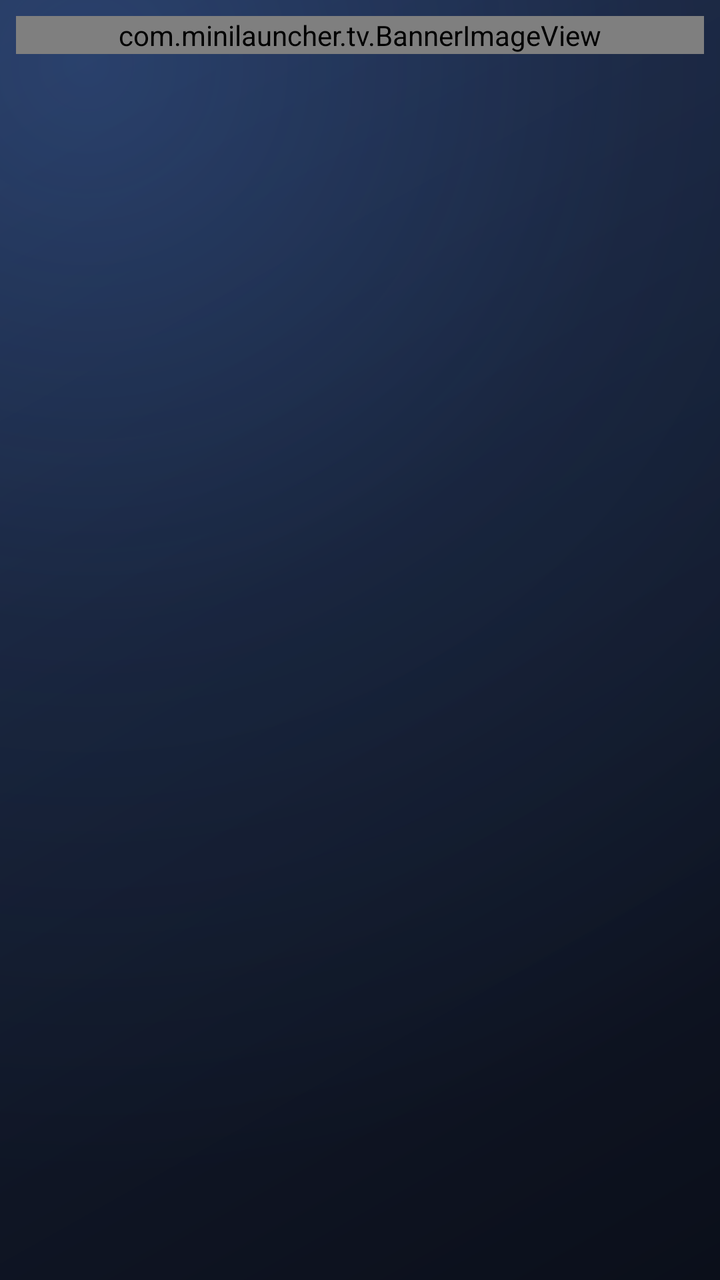
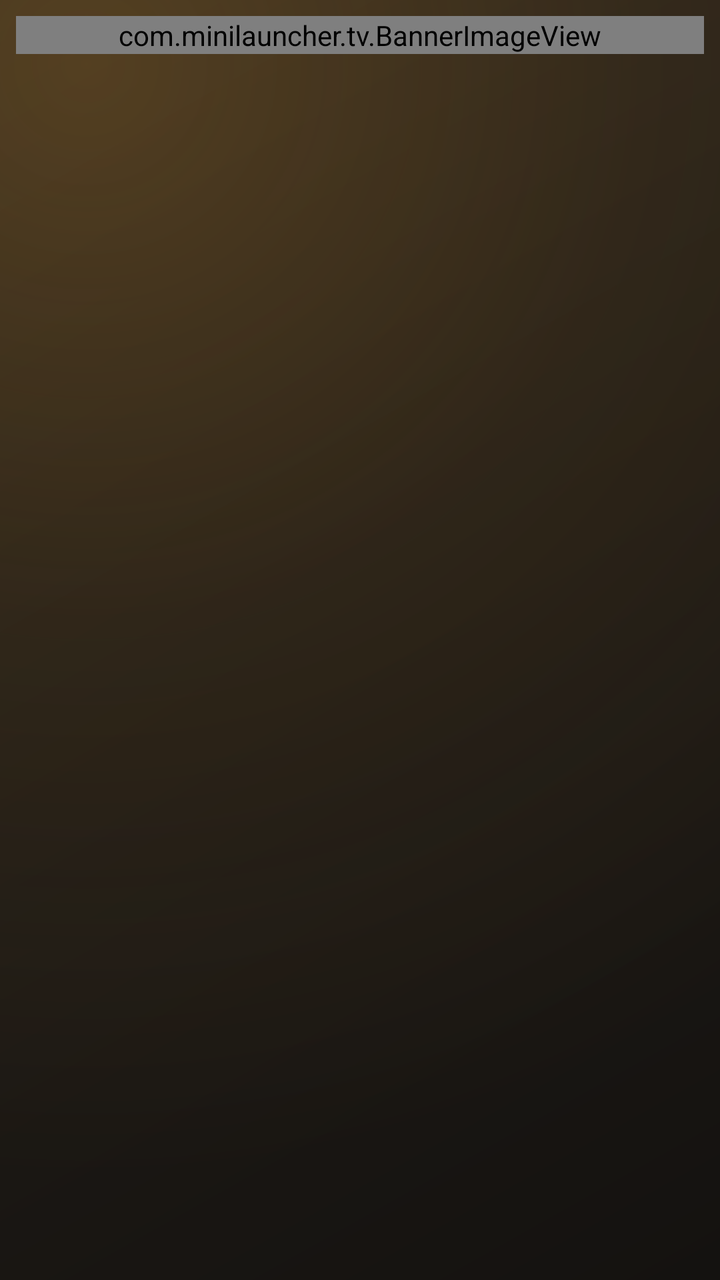

Screens rendered from an Android XML layout before and after an edit, with the pre-edit source and the edit as a unified diff.
<!-- AndroidManifest.xml: application theme Theme.MiniLauncher -->
<!-- res/layout/item_app.xml -->
<?xml version="1.0" encoding="utf-8"?>
<LinearLayout xmlns:android="http://schemas.android.com/apk/res/android"
    android:layout_width="match_parent"
    android:layout_height="wrap_content"
    android:clickable="true"
    android:clipChildren="false"
    android:clipToPadding="false"
    android:focusable="true"
    android:orientation="vertical"
    android:padding="8dp">

    
    <FrameLayout
        android:id="@+id/card"
        android:layout_width="match_parent"
        android:layout_height="wrap_content"
        android:background="@drawable/card_bg"
        android:duplicateParentState="true"
        android:foreground="@drawable/card_focus">

        <com.minilauncher.tv.BannerImageView
            android:id="@+id/banner"
            android:layout_width="match_parent"
            android:layout_height="wrap_content"
            android:scaleType="centerCrop" />

        
        <LinearLayout
            android:id="@+id/progress"
            android:layout_width="match_parent"
            android:layout_height="4dp"
            android:layout_gravity="bottom"
            android:background="#66000000"
            android:orientation="horizontal"
            android:visibility="gone">

            <View
                android:id="@+id/progress_fill"
                android:layout_width="0dp"
                android:layout_height="match_parent"
                android:layout_weight="0"
                android:background="@drawable/progress_fill" />

            <View
                android:layout_width="0dp"
                android:layout_height="match_parent"
                android:layout_weight="1" />
        </LinearLayout>
    </FrameLayout>

    <TextView
        android:id="@+id/label"
        android:layout_width="match_parent"
        android:layout_height="wrap_content"
        android:layout_marginTop="8dp"
        android:ellipsize="end"
        android:fontFamily="sans-serif-medium"
        android:gravity="center_horizontal"
        android:paddingLeft="2dp"
        android:paddingRight="2dp"
        android:singleLine="true"
        android:textColor="@color/text_secondary"
        android:textSize="13sp" />

    <TextView
        android:id="@+id/sublabel"
        android:layout_width="match_parent"
        android:layout_height="wrap_content"
        android:layout_marginTop="1dp"
        android:ellipsize="end"
        android:gravity="center_horizontal"
        android:singleLine="true"
        android:textColor="@color/text_secondary"
        android:textSize="11sp"
        android:visibility="gone" />
</LinearLayout>
<!-- resources referenced by this layout -->
<resources>
  <color name="text_secondary">#8F99AF</color>
  <!-- drawable card_bg (drawable) -->
  <?xml version="1.0" encoding="utf-8"?>
  <shape xmlns:android="http://schemas.android.com/apk/res/android">
      <solid android:color="@color/card" />
      <corners android:radius="@dimen/card_radius" />
  </shape>
  <!-- drawable card_focus (drawable) -->
  <?xml version="1.0" encoding="utf-8"?>
  <selector xmlns:android="http://schemas.android.com/apk/res/android">
      <item android:state_focused="true">
          <layer-list>
              <item>
                  <shape>
                      <stroke android:width="7dp" android:color="#1FFFFFFF" />
                      <corners android:radius="@dimen/card_radius" />
                  </shape>
              </item>
              <item>
                  <shape>
                      <stroke android:width="5dp" android:color="#38FFFFFF" />
                      <corners android:radius="@dimen/card_radius" />
                  </shape>
              </item>
              <item>
                  <shape>
                      <stroke android:width="3dp" android:color="@color/focus_stroke" />
                      <corners android:radius="@dimen/card_radius" />
                  </shape>
              </item>
          </layer-list>
      </item>
      <item>
          <shape>
              <solid android:color="@android:color/transparent" />
          </shape>
      </item>
  </selector>
  <!-- drawable progress_fill (drawable) -->
  <?xml version="1.0" encoding="utf-8"?>
  <shape xmlns:android="http://schemas.android.com/apk/res/android">
      <solid android:color="@color/accent" />
      <corners android:radius="2dp" />
  </shape>
  <style name="Theme.MiniLauncher" parent="android:Theme.Material.NoActionBar">
          <item name="android:windowBackground">@drawable/bg_window</item>
          <item name="android:windowContentOverlay">@null</item>
          <item name="android:colorAccent">@color/accent</item>
          <item name="android:colorPrimary">@color/bg_bottom</item>
          <item name="android:textColorPrimary">@color/text_primary</item>
          <item name="android:textColorSecondary">@color/text_secondary</item>
          <item name="android:windowAnimationStyle">@null</item>
      </style>
  <color name="card">#1F2637</color>
  <dimen name="card_radius">12dp</dimen>
  <color name="focus_stroke">#FFFFFF</color>
  <color name="accent">#5B9DFF</color>
  <!-- drawable bg_window (drawable) -->
  <?xml version="1.0" encoding="utf-8"?>
  <layer-list xmlns:android="http://schemas.android.com/apk/res/android">
      <item>
          <shape>
              <gradient
                  android:angle="315"
                  android:startColor="@color/bg_bottom"
                  android:centerColor="@color/bg_mid"
                  android:endColor="@color/bg_top" />
          </shape>
      </item>
      
      <item>
          <shape>
              <gradient
                  android:type="radial"
                  android:centerX="0.12"
                  android:centerY="0.05"
                  android:gradientRadius="560dp"
                  android:startColor="@color/glow_start"
                  android:centerColor="@color/glow_mid"
                  android:endColor="#00000000" />
          </shape>
      </item>
  </layer-list>
  <color name="bg_bottom">#1B2540</color>
  <color name="text_primary">#F5F7FB</color>
  <color name="bg_mid">#121A2C</color>
  <color name="bg_top">#0B0F1A</color>
  <color name="glow_start">#3D5B9DFF</color>
  <color name="glow_mid">#145B9DFF</color>
</resources>

<!-- the commit's change to res/layout/item_app.xml (unified diff, before → after) -->
@@ -23,6 +23,25 @@
             android:layout_width="match_parent"
             android:layout_height="wrap_content"
             android:scaleType="centerCrop" />
+
+        
+        <TextView
+            android:id="@+id/badge"
+            android:layout_width="wrap_content"
+            android:layout_height="wrap_content"
+            android:layout_gravity="top|left"
+            android:layout_margin="6dp"
+            android:background="@drawable/badge_bg"
+            android:fontFamily="sans-serif-medium"
+            android:minWidth="20dp"
+            android:gravity="center"
+            android:paddingLeft="5dp"
+            android:paddingTop="1dp"
+            android:paddingRight="5dp"
+            android:paddingBottom="1dp"
+            android:textColor="@color/text_primary"
+            android:textSize="11sp"
+            android:visibility="gone" />
 
         
         <LinearLayout
<!-- resource entries referenced after the edit -->
@@ -1,6 +1,13 @@
 <!-- resources referenced by this layout -->
 <resources>
-  <color name="text_secondary">#8F99AF</color>
+  <color name="text_primary">#F4ECDD</color>
+  <color name="text_secondary">#A89E8E</color>
+  <!-- drawable badge_bg (drawable) -->
+  <?xml version="1.0" encoding="utf-8"?>
+  <shape xmlns:android="http://schemas.android.com/apk/res/android">
+      <solid android:color="#B3141210" />
+      <corners android:radius="6dp" />
+  </shape>
   <!-- drawable card_bg (drawable) -->
   <?xml version="1.0" encoding="utf-8"?>
   <shape xmlns:android="http://schemas.android.com/apk/res/android">
@@ -14,13 +21,13 @@
           <layer-list>
               <item>
                   <shape>
-                      <stroke android:width="7dp" android:color="#1FFFFFFF" />
+                      <stroke android:width="7dp" android:color="@color/focus_halo_outer" />
                       <corners android:radius="@dimen/card_radius" />
                   </shape>
               </item>
               <item>
                   <shape>
-                      <stroke android:width="5dp" android:color="#38FFFFFF" />
+                      <stroke android:width="5dp" android:color="@color/focus_halo_inner" />
                       <corners android:radius="@dimen/card_radius" />
                   </shape>
               </item>
@@ -53,10 +60,12 @@
           <item name="android:textColorSecondary">@color/text_secondary</item>
           <item name="android:windowAnimationStyle">@null</item>
       </style>
-  <color name="card">#1F2637</color>
+  <color name="card">#2D2823</color>
   <dimen name="card_radius">12dp</dimen>
-  <color name="focus_stroke">#FFFFFF</color>
-  <color name="accent">#5B9DFF</color>
+  <color name="focus_halo_outer">#22F0A83A</color>
+  <color name="focus_halo_inner">#40F0A83A</color>
+  <color name="focus_stroke">#F7D48C</color>
+  <color name="accent">#F0A83A</color>
   <!-- drawable bg_window (drawable) -->
   <?xml version="1.0" encoding="utf-8"?>
   <layer-list xmlns:android="http://schemas.android.com/apk/res/android">
@@ -83,11 +92,10 @@
           </shape>
       </item>
   </layer-list>
-  <color name="bg_bottom">#1B2540</color>
-  <color name="text_primary">#F5F7FB</color>
-  <color name="bg_mid">#121A2C</color>
-  <color name="bg_top">#0B0F1A</color>
-  <color name="glow_start">#3D5B9DFF</color>
-  <color name="glow_mid">#145B9DFF</color>
+  <color name="bg_bottom">#2B241B</color>
+  <color name="bg_mid">#1E1A15</color>
+  <color name="bg_top">#141210</color>
+  <color name="glow_start">#36F0A83A</color>
+  <color name="glow_mid">#12F0A83A</color>
 </resources>
 
